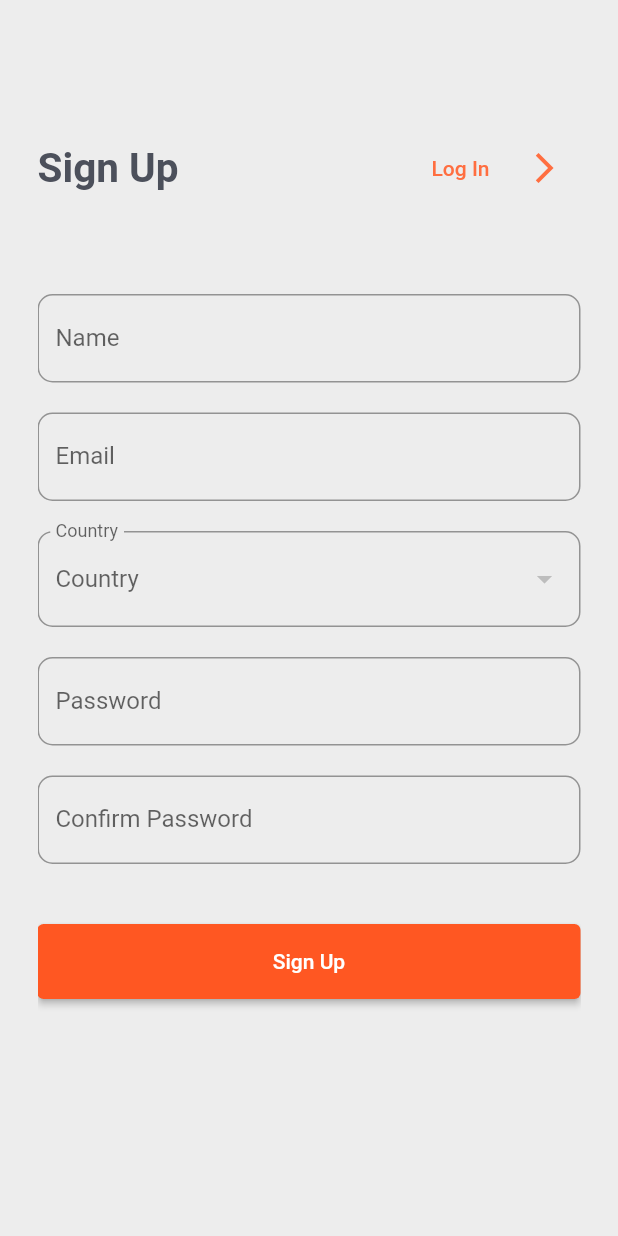
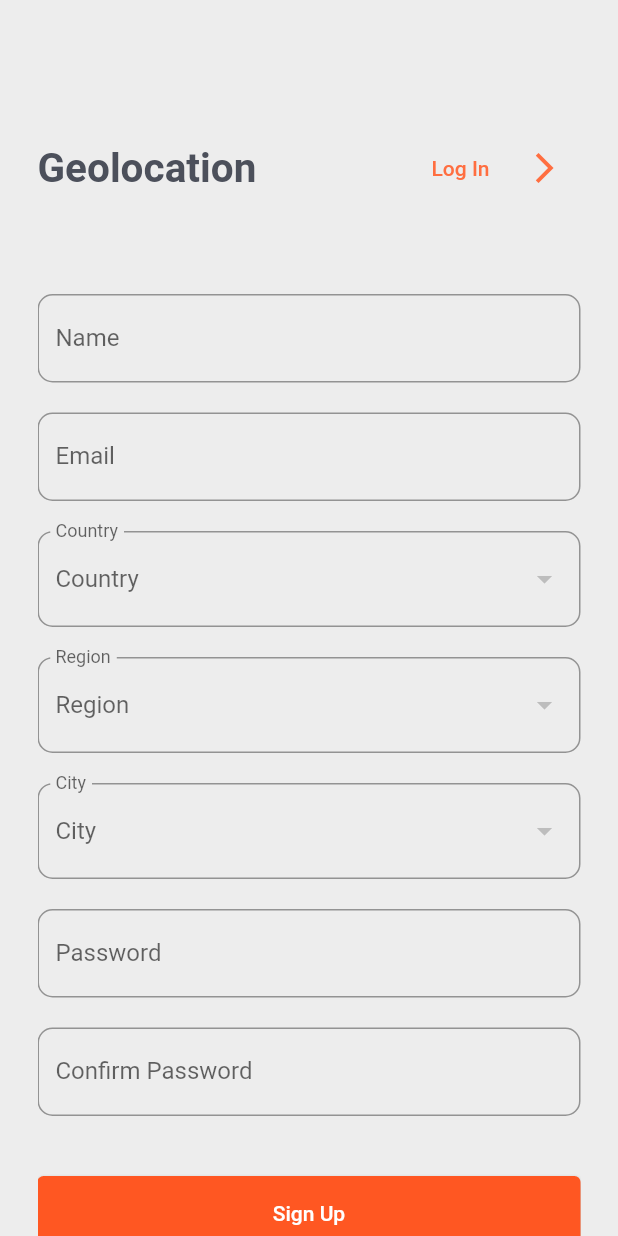
Before and after one commit to karanganwatuyisenge/Habita_tracker, a Flutter app: the screen it shows after launch, on a phone screen of 412 x 824 dp. Run offline on Flutter 3.47's test engine with Material 2 defaults, Android fonts, the phone set to English and light mode, and no system bars; our stand-ins replace cloud_firestore, dio, firebase_auth, firebase_core, flutter_otp_text_field; accounts and stored records are empty; network calls fail.

Commit message:
integrating api of country and region

```diff
--- a/lib/authentication/signup.dart
+++ b/lib/authentication/signup.dart
@@ -4,6 +4,8 @@ import 'package:cloud_firestore/cloud_firestore.dart';
 import 'package:tracker_habit/authentication/login.dart';
 import 'package:dio/dio.dart';
 import 'package:tracker_habit/country.dart';
+
+import '../geolocation.dart';
 
 class SignUp extends StatefulWidget {
   const SignUp({Key? key}) : super(key: key);
@@ -27,22 +29,22 @@ class _MySignupState extends State<SignUp> {
   @override
   void initState() {
     super.initState();
-    fetchCountries();
+    // fetchCountries();
   }
 
-  fetchCountries() async{
-    final response = await Dio().get('https://restcountries.com/v2/all?fields=name,capital,callingCodes,flags');
-    final jsonData = response.data;
-    List <Country> countries=[];
-    for(var country in jsonData){
-      var item = Country.fromJson(country);
-      countries.add(item);
-    }
-    setState(() {
-      _country=countries;
-    });
-    print("length ${_country.length}");
-  }
+  // fetchCountries() async{
+  //   final response = await Dio().get('https://restcountries.com/v2/all?fields=name,capital,callingCodes,flags');
+  //   final jsonData = response.data;
+  //   List <Country> countries=[];
+  //   for(var country in jsonData){
+  //     var item = Country.fromJson(country);
+  //     countries.add(item);
+  //   }
+  //   setState(() {
+  //     _country=countries;
+  //   });
+  //   print("length ${_country.length}");
+  // }
 
   void _Register() async {
     print("Signing up...");
--- /dev/null
+++ b/lib/city.dart
@@ -0,0 +1,13 @@
+class City {
+  int id;
+  String name;
+
+  City({required this.id, required this.name});
+
+  factory City.fromJson(Map<String, dynamic> json) {
+    return City(
+      id: json['id'],
+      name: json['city'],
+    );
+  }
+}
--- a/lib/country.dart
+++ b/lib/country.dart
@@ -1,36 +1,36 @@
 class Country {
   String name;
-  String? capital;
-  List<String> callingCodes = [];
-  Flag flag;
+  String code;
+  // List<String> callingCodes = [];
+  // Flag flag;
 
-  bool independent;
+  // bool independent;
 
   Country({
     required this.name,
-    required this.capital,
-    required this.callingCodes,
-    required this.flag,
-    required this.independent,
+    required this.code,
+    // required this.callingCodes,
+    // required this.flag,
+    // required this.independent,
   });
 
   factory Country.fromJson(Map<String, dynamic> json) => Country(
       name: json["name"],
-      capital: json["capital"],
-      callingCodes: (List<String>.from(json["callingCodes"] )),
-      flag: Flag.fromJson(json["flags"]),
-      independent: json["independent"]);
+      code: json["code"]);
+      // callingCodes: (List<String>.from(json["callingCodes"] )),
+      // flag: Flag.fromJson(json["flags"]),
+      // independent: json["independent"]);
 }
-
-class Flag {
-  final String svg;
-  final String png;
-
-  Flag({
-    required this.svg,
-    required this.png,
-  });
-
-  factory Flag.fromJson(Map<String, dynamic> json) =>
-      Flag(svg: json["svg"], png: json["png"]);
-}
+//
+// class Flag {
+//   final String svg;
+//   final String png;
+//
+//   Flag({
+//     required this.svg,
+//     required this.png,
+//   });
+//
+//   factory Flag.fromJson(Map<String, dynamic> json) =>
+//       Flag(svg: json["svg"], png: json["png"]);
+// }
--- a/lib/geolocation.dart
+++ b/lib/geolocation.dart
@@ -3,17 +3,18 @@ import 'package:firebase_auth/firebase_auth.dart';
 import 'package:cloud_firestore/cloud_firestore.dart';
 import 'package:tracker_habit/authentication/login.dart';
 import 'package:dio/dio.dart';
+import 'package:tracker_habit/city.dart';
 import 'package:tracker_habit/country.dart';
-
+import 'package:tracker_habit/region.dart';
 
 class Location extends StatefulWidget {
   const Location({Key? key}) : super(key: key);
 
   @override
-  State<Location> createState() => _LocationState();
+  State<Location> createState() => LocationState();
 }
 
-class _LocationState extends State<Location> {
+class LocationState extends State<Location> {
   // String _selectedValue = 'Rwanda';
   // final List<String> _options = ['Rwanda', 'Kenya', 'Tanzania', 'Uganda', 'Burundi',];
 
@@ -21,9 +22,15 @@ class _LocationState extends State<Location> {
   final TextEditingController _nameController = TextEditingController();
   final TextEditingController _emailController = TextEditingController();
   final TextEditingController _passwordController = TextEditingController();
-  final TextEditingController _confirmPasswordController = TextEditingController();
-  List <Country> _country= [];
+  final TextEditingController _confirmPasswordController =
+      TextEditingController();
+  List<Country> _country = [];
   Country? _selectedCountry;
+  List<Region> _region = [];
+  Region? _selectedRegion;
+  List<City> _city =[];
+  City? _selectedCity;
+
 
   @override
   void initState() {
@@ -31,26 +38,109 @@ class _LocationState extends State<Location> {
     fetchCountries();
   }
 
-  fetchCountries() async{
-    final response = await Dio().get('https://restcountries.com/v2/all?fields=name,capital,callingCodes,flags');
+  fetchCountries() async {
+    final response = await Dio().get(
+      'https://wft-geo-db.p.rapidapi.com/v1/geo/countries',
+      options: Options(
+        headers: {
+          'X-RapidAPI-Key':
+              '1c5c14744fmsha74fb3aaae95219p1e43d2jsnbf987ff4ee8e',
+          'X-RapidAPI-Host': 'wft-geo-db.p.rapidapi.com',
+        },
+      ),
+    );
     final jsonData = response.data;
-    List <Country> countries=[];
-    for(var country in jsonData){
+    List<Country> countries = [];
+    for (var country in jsonData['data']) {
       var item = Country.fromJson(country);
+      print(item.code);
       countries.add(item);
     }
     setState(() {
-      _country=countries;
+      _country = countries;
     });
-    print("length ${_country.length}");
+    //print("length ${_country.length}");
   }
+
+  fetchRegions(String code) async {
+    final response = await Dio().get(
+      'https://wft-geo-db.p.rapidapi.com/v1/geo/countries/$code/regions',
+      options: Options(
+        headers: {
+          'X-RapidAPI-Key':
+              '1c5c14744fmsha74fb3aaae95219p1e43d2jsnbf987ff4ee8e',
+          'X-RapidAPI-Host': 'wft-geo-db.p.rapidapi.com',
+        },
+      ),
+    );
+    final jsonData = response.data;
+    List<Region> regions = [];
+    for (var region in jsonData['data']) {
+      var item = Region.fromJson(region);
+      regions.add(item);
+    }
+    setState(() {
+      _region = regions;
+    });
+    print("Length ${_region[0].name}");
+  }
+
+  fetchCities(String regionName, String isoCode) async {
+    final response = await Dio().get(
+      'https://wft-geo-db.p.rapidapi.com/v1/geo/countries/$isoCode/regions/$regionName/cities',
+      options: Options(
+        headers: {
+          'X-RapidAPI-Key':
+          '1c5c14744fmsha74fb3aaae95219p1e43d2jsnbf987ff4ee8e',
+          'X-RapidAPI-Host': 'wft-geo-db.p.rapidapi.com',
+        },
+      ),
+    );
+    final jsonData = response.data;
+    List<City> cities = [];
+    for (var city in jsonData['data']) {
+      var item = City.fromJson(city);
+      cities.add(item);
+    }
+    setState(() {
+      _city = cities;
+    });
+    print(cities);
+    print("Length ${_city[0].name}");
+  }
+
+
+  // fetchCities(String code,String isoCode) async{
+  //
+  //   final response = await Dio().get(
+  //     'https://wft-geo-db.p.rapidapi.com/v1/geo/countries/$code/regions/$isoCode/cities',
+  //     options: Options(
+  //       headers: {
+  //         'X-RapidAPI-Key':
+  //         '1c5c14744fmsha74fb3aaae95219p1e43d2jsnbf987ff4ee8e',
+  //         'X-RapidAPI-Host': 'wft-geo-db.p.rapidapi.com',
+  //       },
+  //     ),
+  //   );
+  //   final jsonData = response.data;
+  //   List<City> cities =[];
+  //   for(var city in jsonData['data']){
+  //     var item = City.fromJson(city);
+  //     cities.add(item);
+  //   }
+  //   setState(() {
+  //     _city = cities;
+  //   });
+  // }
+
 
   void _Register() async {
     print("Signing up...");
     try {
       await FirebaseAuth.instance.createUserWithEmailAndPassword(
         email: _emailController.text,
-        password: _passwordController.text,);
+        password: _passwordController.text,
+      );
       await FirebaseFirestore.instance
           .collection('users')
           .doc(FirebaseAuth.instance.currentUser?.uid)
@@ -59,51 +149,54 @@ class _LocationState extends State<Location> {
         'email': _emailController.text,
       });
       Navigator.pop(context);
-    }
-    on FirebaseAuthException catch (e) {
+    } on FirebaseAuthException catch (e) {
       print("Exception here ${e.code}");
       if (e.code == 'weak-password') {
         print('The password provided is too weak');
-      }
-      else if (e.code == 'email-already-in-use') {
+      } else if (e.code == 'email-already-in-use') {
         print('The account already exists for that email.');
       } else {
         print(e.message);
       }
-    }
-    catch (e) {
+    } catch (e) {
       print(e);
     }
   }
 
-
   @override
   Widget build(BuildContext context) {
-    print("length ${_country.length}");
+    //print("length ${_country.length}");
     return Scaffold(
         backgroundColor: const Color(0xFFEDEDED),
         body: Form(
           key: _formKey,
           child: Padding(
-            padding: const EdgeInsets.only(top: 88.0, left: 25.0, right: 25.0,),
+            padding: const EdgeInsets.only(
+              top: 88.0,
+              left: 25.0,
+              right: 25.0,
+            ),
             child: ClipRect(
               child: ListView(
                 children: [
                   Row(
                     mainAxisAlignment: MainAxisAlignment.spaceBetween,
                     children: [
-                      const Text('Geolocation', style:
-                      TextStyle(
-                        color: Color(0xff4c505b),
-                        fontSize: 27,
-                        fontWeight: FontWeight.w700,
-                      ),
+                      const Text(
+                        'Geolocation',
+                        style: TextStyle(
+                          color: Color(0xff4c505b),
+                          fontSize: 27,
+                          fontWeight: FontWeight.w700,
+                        ),
                       ),
                       Row(
                         children: [
                           TextButton(
-                            child: const Text('Log In', style: TextStyle(color: Colors
-                                .deepOrangeAccent),),
+                            child: const Text(
+                              'Log In',
+                              style: TextStyle(color: Colors.deepOrangeAccent),
+                            ),
                             onPressed: () {
                               // print('Login');
                               Navigator.of(context).pushNamed('login');
@@ -113,13 +206,13 @@ class _LocationState extends State<Location> {
                             child: IconButton(
                               color: Colors.deepOrangeAccent,
                               onPressed: () {
-                                Navigator.push(context,
+                                Navigator.push(
+                                    context,
                                     MaterialPageRoute(
                                         builder: (context) => const MyLogin()));
                               },
                               icon: const Icon(Icons.arrow_forward_ios),
                             ),
-
                           ),
                         ],
                       )
@@ -141,8 +234,7 @@ class _LocationState extends State<Location> {
                           return 'Please enter your name';
                         }
                         return null;
-                      }
-                  ),
+                      }),
                   const SizedBox(
                     height: 20,
                   ),
@@ -154,7 +246,6 @@ class _LocationState extends State<Location> {
                       border: OutlineInputBorder(
                         borderRadius: BorderRadius.circular(10),
                       ),
-
                     ),
                     validator: (value) {
                       if (value?.isEmpty ?? true) {
@@ -168,22 +259,98 @@ class _LocationState extends State<Location> {
                   ),
                   DropdownButtonFormField<Country>(
                     isExpanded: true,
-                    decoration: InputDecoration(labelText: 'Country',
+                    decoration: InputDecoration(
+                        labelText: 'Country',
                         border: OutlineInputBorder(
                           borderRadius: BorderRadius.circular(10),
-                        ) ),
+                        )),
                     value: _selectedCountry,
-                    hint: Text('Country'),
-                    items: _country.map((e) => DropdownMenuItem(
-                        value: e,
-                        child: Text(e.name))).toList(),
+                    hint: const Text('Country'),
+                    items: _country
+                        .map((e) =>
+                            DropdownMenuItem(value: e, child: Text(e.name)))
+                        .toList(),
                     onChanged: (newValue) {
                       setState(() {
-                        _selectedCountry=newValue;
+                        _selectedCountry = newValue;
+                      });
+                      fetchRegions(newValue!.code);
+                    },
+                  ),
+                  const SizedBox(
+                    height: 20,
+                  ),
+                  DropdownButtonFormField<Region>(
+                    isExpanded: true,
+                    decoration: InputDecoration(
+                        labelText: 'Region',
+                        border: OutlineInputBorder(
+                          borderRadius: BorderRadius.circular(10),
+                        )),
+                    value: _selectedRegion,
+                    hint: const Text('Region'),
+                    items: _region.isNotEmpty
+                        ? _region
+                        .map((e) =>
+                        DropdownMenuItem(value: e, child: Text(e.name)))
+                        .toList()
+                        : [],
+                    onChanged: (newValue) async {
+                      setState(() {
+                        _selectedRegion = newValue;
+                      });
+                      var cities = await fetchCities(newValue!.name, newValue.isoCode);
+                      setState(() {
+                        _city = cities;
                       });
                     },
                   ),
 
+                  const SizedBox(
+                    height: 20,
+                  ),
+                  DropdownButtonFormField<City>(
+                    isExpanded: true,
+                    decoration: InputDecoration(
+                        labelText: 'City',
+                        border: OutlineInputBorder(
+                          borderRadius: BorderRadius.circular(10),
+                        )),
+                    value: _selectedCity,
+                    hint: const Text('City'),
+                    items: _city.isNotEmpty
+                        ? _city
+                        .map((e) =>
+                        DropdownMenuItem(value: e, child: Text(e.name)))
+                        .toList()
+                        : [],
+                    onChanged: (newValue) async {
+                      setState(() {
+                        _selectedCity = newValue;
+                      });
+                    },
+                  ),
+                  // DropdownButtonFormField<City>(
+                  //   isExpanded: true,
+                  //   decoration: InputDecoration(
+                  //       labelText: 'City',
+                  //       border: OutlineInputBorder(
+                  //         borderRadius: BorderRadius.circular(10),
+                  //       )),
+                  //   value: _selectedCity,
+                  //   hint: const Text('City'),
+                  //   items: _city.isNotEmpty
+                  //       ? _city
+                  //       .map((e) =>
+                  //       DropdownMenuItem(value: e, child: Text(e.name)))
+                  //       .toList()
+                  //       : [],
+                  //   onChanged: (newValue) {
+                  //     setState(() {
+                  //       _selectedCity = newValue;
+                  //     });
+                  //   },
+                  // ),
                   const SizedBox(
                     height: 20,
                   ),
@@ -194,8 +361,7 @@ class _LocationState extends State<Location> {
                         labelText: 'Password',
                         border: OutlineInputBorder(
                           borderRadius: BorderRadius.circular(10),
-                        )
-                    ),
+                        )),
                     validator: (value) {
                       if (value?.isEmpty ?? true) {
                         return 'Please enter your password';
@@ -213,8 +379,7 @@ class _LocationState extends State<Location> {
                         labelText: 'Confirm Password',
                         border: OutlineInputBorder(
                           borderRadius: BorderRadius.circular(10),
-                        )
-                    ),
+                        )),
                     validator: (value) {
                       if (value?.isEmpty ?? true) {
                         return 'Please enter yur confirm password';
@@ -225,7 +390,9 @@ class _LocationState extends State<Location> {
                       return null;
                     },
                   ),
-                  const SizedBox(height: 40,),
+                  const SizedBox(
+                    height: 40,
+                  ),
                   ElevatedButton(
                     style: ElevatedButton.styleFrom(
                       minimumSize: const Size.fromHeight(50), // NEW
@@ -238,15 +405,12 @@ class _LocationState extends State<Location> {
                     child: const Text('Sign Up'),
                   )
                 ],
-
               ),
             ),
           ),
-        )
-    );
+        ));
   }
 }
-
 
 //   validator: (value){
 //   if(value == null){
--- a/lib/main.dart
+++ b/lib/main.dart
@@ -14,8 +14,8 @@ Future<void> main() async {
 
   runApp(MaterialApp(
     debugShowCheckedModeBanner: false,
-    // initialRoute: 'geolocation',
-    initialRoute: 'signup',
+    initialRoute: 'geolocation',
+    //initialRoute: 'signup',
     theme: ThemeData(
       primarySwatch: Colors.deepOrange,
     ),
--- /dev/null
+++ b/lib/region.dart
@@ -0,0 +1,15 @@
+class Region {
+  String name;
+  String isoCode;
+
+  Region({
+    required this.name,
+    required this.isoCode,
+
+  });
+
+  factory Region.fromJson(Map<String, dynamic> json) =>
+      Region(
+          name: json["name"],
+          isoCode: json["isoCode"]);
+}
--- a/pubspec.yaml
+++ b/pubspec.yaml
@@ -23,6 +23,7 @@ dependencies:
   cloud_firestore: ^4.4.3
   firebase_core: ^2.7.0
   dio: ^4.0.0
+#  http_headers: ^4.0.0
 
 
 dev_dependencies:
```
